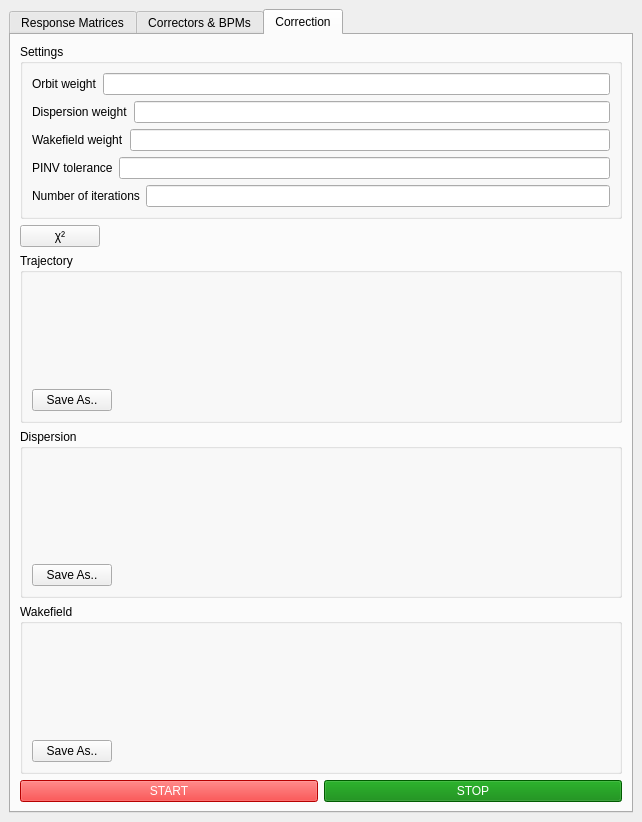
wiktoria-malek/flight-simulator, file BBA_GUI.ui: the form before one commit.
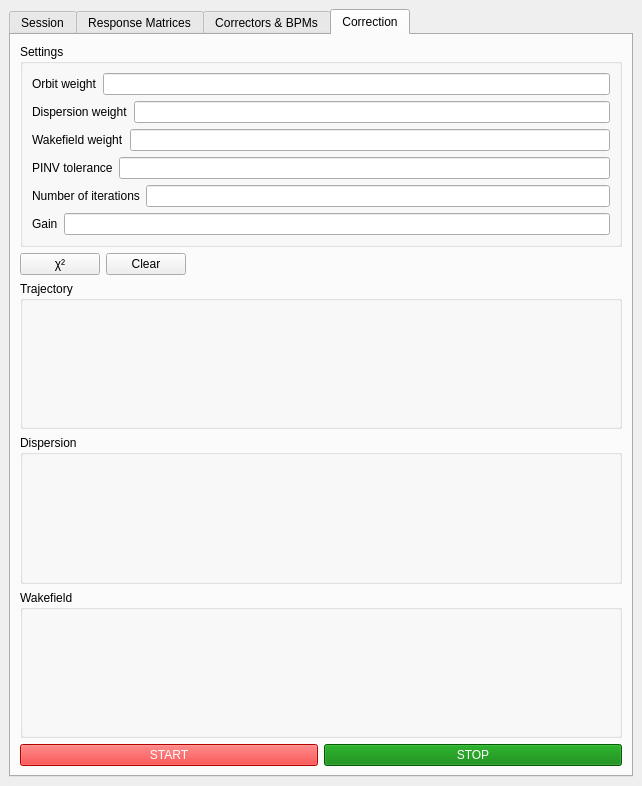
The form after the commit. The open tabs and pages were chosen to show the change.

What changed in the file:
```diff
--- a/BBA_GUI.ui
+++ b/BBA_GUI.ui
@@ -30,6 +30,70 @@
         </property>
 
 
+        <!-- NEW SESSION TAB-->
+                <widget class="QWidget" name="tab_session">
+         <attribute name="title">
+          <string>Session</string>
+         </attribute>
+         <layout class="QVBoxLayout" name="verticalLayout_30">
+          <item>
+           <widget class="QGroupBox" name="session_group_3">
+            <property name="title">
+             <string>Restore desired session's settings</string>
+            </property>
+            <layout class="QVBoxLayout" name="verticalLayout_31">
+             <property name="leftMargin">
+              <number>4</number>
+             </property>
+             <property name="topMargin">
+              <number>4</number>
+             </property>
+             <property name="rightMargin">
+              <number>4</number>
+             </property>
+             <property name="bottomMargin">
+              <number>4</number>
+             </property>
+             <item>
+              <layout class="QHBoxLayout" name="database_dir_layout_3">
+               <item>
+                <widget class="QLabel" name="label_31">
+                 <property name="text">
+                  <string>Database</string>
+                 </property>
+                </widget>
+               </item>
+               <item>
+                <widget class="QLineEdit" name="session_database_3">
+                </widget>
+               </item>
+               <item>
+                <widget class="QPushButton" name="pushButton_11">
+                 <property name="text">
+                  <string>...</string>
+                 </property>
+                </widget>
+               </item>
+              </layout>
+             </item>
+            </layout>
+           </widget>
+          </item>
+
+          <item>
+           <spacer name="verticalSpacer_1">
+            <property name="orientation"><enum>Qt::Vertical</enum></property>
+            <property name="sizeHint" stdset="0">
+             <size><width>20</width><height>40</height></size>
+            </property>
+           </spacer>
+          </item>
+         </layout>
+        </widget>
+
+
+        <!--END OF A SESSION TAB -->
+
         <widget class="QWidget" name="tab_response">
          <attribute name="title">
           <string>Response Matrices</string>
@@ -447,10 +511,33 @@
               </layout>
              </item>
 
+             <item>
+              <layout class="QHBoxLayout" name="horizontalLayout_31">
+               <item>
+                <widget class="QLabel" name="label_6">
+                 <property name="text">
+                  <string>Gain</string>
+                 </property>
+                </widget>
+               </item>
+               <item>
+                <widget class="QLineEdit" name="lineEdit_6">
+                 <property name="minimumWidth"><number>250</number></property>
+                 <property name="maximumWidth"><number>250</number></property>
+                </widget>
+               </item>
+              </layout>
+             </item>
+
+
+
+
             </layout>
            </widget>
           </item>
 
+          <item>
+           <layout class="QHBoxLayout" name="buttons_layout_2">
 
           <item>
                   <widget class="QPushButton" name="popup_button">
@@ -467,8 +554,34 @@
 
           </item>
 
+          <item>
+                  <widget class="QPushButton" name="clear_graphs_button">
+                          <property name="text">
+                           <string>Clear</string>
+                          </property>
+                   <property name="sizePolicy">
+                    <sizepolicy hsizetype="Fixed" vsizetype="Fixed">
+                                   <horstretch>0</horstretch>
+                                   <verstretch>0</verstretch>
+                    </sizepolicy>
+                   </property>
+                  </widget>
 
+          </item>
+            <item>
+              <spacer name="horizontalSpacer">
+                <property name="orientation"><enum>Qt::Horizontal</enum></property>
+                <property name="sizeHint" stdset="0">
+                  <size><width>40</width><height>20</height></size>
+                </property>
+              </spacer>
+            </item>
 
+
+
+
+           </layout>
+           </item>
 
 
           <item>
@@ -493,24 +606,6 @@
              </item>
 
 
-            <item>
-           <layout class="QHBoxLayout" name="trajectory_bba_layout">
-            <item alignment="Qt::AlignmentFlag::AlignLeft">
-             <widget class="QPushButton" name="save_trajectory_bba_button">
-              <property name="text">
-               <string>Save As..</string>
-              </property>
-               <property name="sizePolicy">
-               <sizepolicy hsizetype="Fixed" vsizetype="Fixed">
-                <horstretch>0</horstretch>
-                <verstretch>0</verstretch>
-                    </sizepolicy>
-                   </property>
-             </widget>
-            </item>
-           </layout>
-            </item>
-
             </layout>
            </widget>
           </item>
@@ -535,23 +630,7 @@
               </widget>
              </item>
 
-           <item>
-           <layout class="QHBoxLayout" name="dispersion_bba_layout">
-            <item alignment="Qt::AlignmentFlag::AlignLeft">
-             <widget class="QPushButton" name="save_dispersion_bba_button">
-              <property name="text">
-               <string>Save As..</string>
-              </property>
-               <property name="sizePolicy">
-               <sizepolicy hsizetype="Fixed" vsizetype="Fixed">
-                <horstretch>0</horstretch>
-                <verstretch>0</verstretch>
-                    </sizepolicy>
-                   </property>
-             </widget>
-            </item>
-           </layout>
-            </item>
+
 
 
             </layout>
@@ -578,23 +657,7 @@
               </widget>
              </item>
 
-                         <item>
-           <layout class="QHBoxLayout" name="wakefield_bba_layout">
-            <item alignment="Qt::AlignmentFlag::AlignLeft">
-             <widget class="QPushButton" name="save_wakefield_bba_button">
-              <property name="text">
-               <string>Save As..</string>
-              </property>
-               <property name="sizePolicy">
-               <sizepolicy hsizetype="Fixed" vsizetype="Fixed">
-                <horstretch>0</horstretch>
-                <verstretch>0</verstretch>
-                    </sizepolicy>
-                   </property>
-             </widget>
-            </item>
-           </layout>
-            </item>
+
 
             </layout>
            </widget>
```
Left out of the diff: 10 changed lines with no effect on the pictures.
